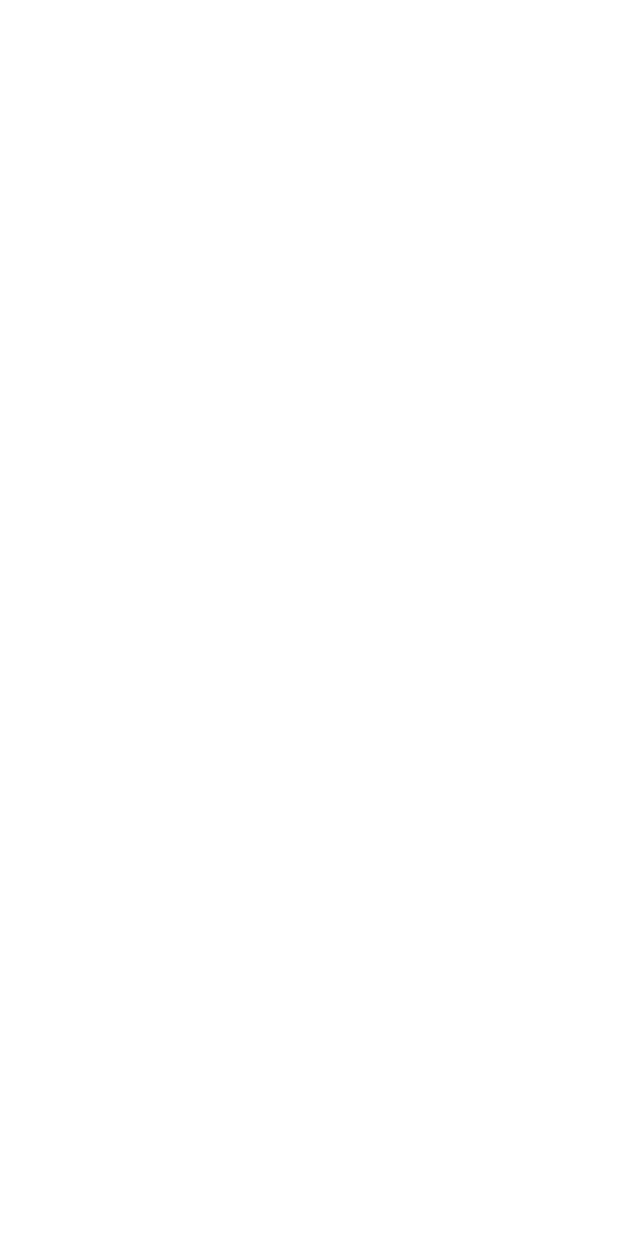
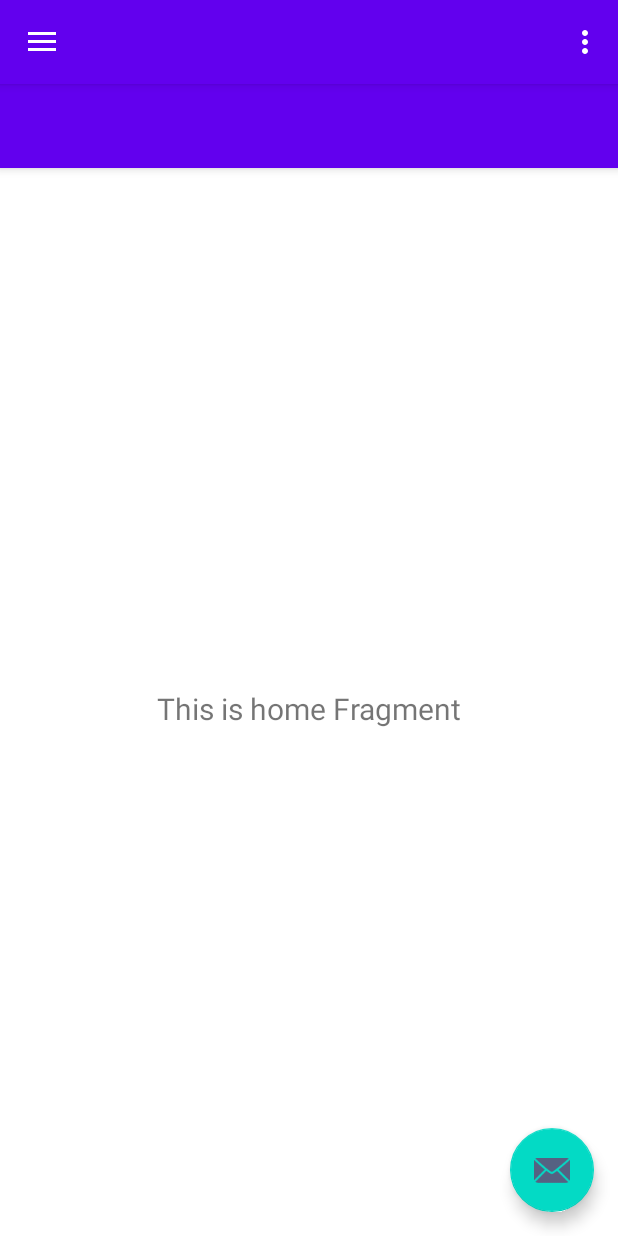
Before and after one commit to produzesistemas/appSaloonPartner, an Android app: the screen it shows after launch (MainActivity), on a phone screen of 412 x 824 dp. Before the commit the screen is empty. Run offline under Robolectric (Android 15) with nearby library versions, the phone set to English and light mode, and no system bars; our stand-ins replace CircleImageView, data binding, navigation-ui; 1 statement that could not run was skipped.

Commit message:
Ajustes nos layouts

```diff
--- a/app/build.gradle
+++ b/app/build.gradle
@@ -32,8 +32,9 @@ android {
     }
     buildFeatures {
         dataBinding true
-        viewBinding true
     }
+
+    buildToolsVersion '33.0.0'
 }
 
 dependencies {
--- a/app/src/main/java/com/produzesistemas/appsaloonpartner/MainActivity.kt
+++ b/app/src/main/java/com/produzesistemas/appsaloonpartner/MainActivity.kt
@@ -1,7 +1,11 @@
 package com.produzesistemas.appsaloonpartner
 
+import android.content.pm.PackageManager
 import android.os.Bundle
+import android.util.Log
 import android.view.Menu
+import android.view.View
+import android.widget.TextView
 import com.google.android.material.snackbar.Snackbar
 import com.google.android.material.navigation.NavigationView
 import androidx.navigation.findNavController
@@ -11,46 +15,55 @@ import androidx.navigation.ui.setupActionBarWithNavController
 import androidx.navigation.ui.setupWithNavController
 import androidx.drawerlayout.widget.DrawerLayout
 import androidx.appcompat.app.AppCompatActivity
+import androidx.appcompat.widget.Toolbar
+import androidx.lifecycle.Observer
+import androidx.lifecycle.ViewModelProvider
+import com.produzesistemas.appsaloonpartner.database.DataSourceUser
+import com.produzesistemas.appsaloonpartner.databinding.ActivityMainBinding
+import com.produzesistemas.appsaloonpartner.viewmodel.ViewModelMain
+import de.hdodenhof.circleimageview.CircleImageView
 
 class MainActivity : AppCompatActivity() {
 
     private lateinit var appBarConfiguration: AppBarConfiguration
-//    private lateinit var binding: ActivityMainBinding
+    private lateinit var binding: ActivityMainBinding
+    private lateinit var viewModelMain: ViewModelMain
 
     override fun onCreate(savedInstanceState: Bundle?) {
         super.onCreate(savedInstanceState)
+        setContentView(R.layout.activity_main)
+        try {
+            val toolbar: Toolbar = findViewById(R.id.toolbar)
+            val mTitle: TextView = toolbar.findViewById(R.id.toolbar_title);
+            setSupportActionBar(toolbar)
+            mTitle.text = toolbar.title
+            supportActionBar?.setDisplayShowTitleEnabled(false)
+            val drawerLayout: DrawerLayout = findViewById(R.id.drawer_layout)
+            val navView: NavigationView = findViewById(R.id.nav_view)
+            val navController = findNavController(R.id.nav_host_fragment)
+            appBarConfiguration = AppBarConfiguration(setOf(
+                R.id.nav_home), drawerLayout)
+            setupActionBarWithNavController(navController, appBarConfiguration)
+            navView.setupWithNavController(navController)
 
-//        binding = ActivityMainBinding.inflate(layoutInflater)
-//        setContentView(binding.root)
-//
-//        setSupportActionBar(binding.appBarMain.toolbar)
-//
-//        binding.appBarMain.fab.setOnClickListener { view ->
-//            Snackbar.make(view, "Replace with your own action", Snackbar.LENGTH_LONG)
-//                .setAction("Action", null).show()
-//        }
-//        val drawerLayout: DrawerLayout = binding.drawerLayout
-//        val navView: NavigationView = binding.navView
-//        val navController = findNavController(R.id.nav_host_fragment_content_main)
-//        // Passing each menu ID as a set of Ids because each
-//        // menu should be considered as top level destinations.
-//        appBarConfiguration = AppBarConfiguration(
-//            setOf(
-//                R.id.nav_home, R.id.nav_gallery, R.id.nav_slideshow
-//            ), drawerLayout
-//        )
-//        setupActionBarWithNavController(navController, appBarConfiguration)
-//        navView.setupWithNavController(navController)
+            viewModelMain = ViewModelProvider(this).get(ViewModelMain::class.java)
+            viewModelMain.title.observe(this, Observer {
+                mTitle.text = it
+            })
+
+        } catch (e: SecurityException) {
+            e.message?.let { Log.e("Exception: %s", it) }
+        }
     }
 
     override fun onCreateOptionsMenu(menu: Menu): Boolean {
         // Inflate the menu; this adds items to the action bar if it is present.
-//        menuInflater.inflate(R.menu.main, menu)
+        menuInflater.inflate(R.menu.main, menu)
         return true
     }
 
-//    override fun onSupportNavigateUp(): Boolean {
-////        val navController = findNavController(R.id.nav_host_fragment_content_main)
-//        return navController.navigateUp(appBarConfiguration) || super.onSupportNavigateUp()
-//    }
+    override fun onSupportNavigateUp(): Boolean {
+        val navController = findNavController(R.id.nav_host_fragment)
+        return navController.navigateUp(appBarConfiguration) || super.onSupportNavigateUp()
+    }
 }
--- /dev/null
+++ b/app/src/main/java/com/produzesistemas/appsaloonpartner/viewmodel/ViewModelMain.kt
@@ -0,0 +1,15 @@
+package com.produzesistemas.appsaloonpartner.viewmodel
+
+import androidx.lifecycle.MutableLiveData
+import androidx.lifecycle.ViewModel
+
+class ViewModelMain : ViewModel() {
+
+    val title: MutableLiveData<String> by lazy {
+        MutableLiveData<String>()
+    }
+
+    fun updateActionBarTitle(_title: String) {
+        title.postValue(_title)
+    }
+}
--- a/app/src/main/res/layout/activity_main.xml
+++ b/app/src/main/res/layout/activity_main.xml
@@ -1,6 +1,7 @@
 <?xml version="1.0" encoding="utf-8"?>
-<androidx.drawerlayout.widget.DrawerLayout xmlns:android="http://schemas.android.com/apk/res/android"
-    xmlns:app="http://schemas.android.com/apk/res-auto"
+<layout xmlns:app="http://schemas.android.com/apk/res-auto"
+    xmlns:android="http://schemas.android.com/apk/res/android">
+<androidx.drawerlayout.widget.DrawerLayout
     xmlns:tools="http://schemas.android.com/tools"
     android:id="@+id/drawer_layout"
     android:layout_width="match_parent"
@@ -23,3 +24,4 @@
         app:headerLayout="@layout/nav_header_main"
         app:menu="@menu/activity_main_drawer" />
 </androidx.drawerlayout.widget.DrawerLayout>
+</layout>
--- a/app/src/main/res/layout/app_bar_main.xml
+++ b/app/src/main/res/layout/app_bar_main.xml
@@ -15,8 +15,16 @@
             android:id="@+id/toolbar"
             android:layout_width="match_parent"
             android:layout_height="?attr/actionBarSize"
-            android:background="?attr/colorPrimary"
-            app:popupTheme="@style/Theme.AppSaloonPartner.PopupOverlay" />
+            app:popupTheme="@style/Theme.AppSaloonPartner.PopupOverlay">
+
+            <TextView
+                android:id="@+id/toolbar_title"
+                android:layout_width="wrap_content"
+                android:layout_height="wrap_content"
+                style="@style/TextStyleTitleActivity"
+                android:layout_gravity="center" />
+
+        </androidx.appcompat.widget.Toolbar>
 
     </com.google.android.material.appbar.AppBarLayout>
 
--- a/app/src/main/res/layout/content_main.xml
+++ b/app/src/main/res/layout/content_main.xml
@@ -1,6 +1,7 @@
 <?xml version="1.0" encoding="utf-8"?>
-<androidx.constraintlayout.widget.ConstraintLayout xmlns:android="http://schemas.android.com/apk/res/android"
-    xmlns:app="http://schemas.android.com/apk/res-auto"
+<layout xmlns:app="http://schemas.android.com/apk/res-auto"
+    xmlns:android="http://schemas.android.com/apk/res/android">
+<androidx.constraintlayout.widget.ConstraintLayout
     xmlns:tools="http://schemas.android.com/tools"
     android:layout_width="match_parent"
     android:layout_height="match_parent"
@@ -8,7 +9,7 @@
     tools:showIn="@layout/app_bar_main">
 
     <fragment
-        android:id="@+id/nav_host_fragment_content_main"
+        android:id="@+id/nav_host_fragment"
         android:name="androidx.navigation.fragment.NavHostFragment"
         android:layout_width="match_parent"
         android:layout_height="match_parent"
@@ -18,3 +19,4 @@
         app:layout_constraintTop_toTopOf="parent"
         app:navGraph="@navigation/mobile_navigation" />
 </androidx.constraintlayout.widget.ConstraintLayout>
+</layout>
--- a/app/src/main/res/layout/fragment_gallery.xml
+++ b/app/src/main/res/layout/fragment_gallery.xml
@@ -1,6 +1,7 @@
 <?xml version="1.0" encoding="utf-8"?>
-<androidx.constraintlayout.widget.ConstraintLayout xmlns:android="http://schemas.android.com/apk/res/android"
-    xmlns:app="http://schemas.android.com/apk/res-auto"
+<layout xmlns:app="http://schemas.android.com/apk/res-auto"
+    xmlns:android="http://schemas.android.com/apk/res/android">
+<androidx.constraintlayout.widget.ConstraintLayout
     xmlns:tools="http://schemas.android.com/tools"
     android:layout_width="match_parent"
     android:layout_height="match_parent"
@@ -20,3 +21,4 @@
         app:layout_constraintStart_toStartOf="parent"
         app:layout_constraintTop_toTopOf="parent" />
 </androidx.constraintlayout.widget.ConstraintLayout>
+</layout>
--- a/app/src/main/res/layout/fragment_home.xml
+++ b/app/src/main/res/layout/fragment_home.xml
@@ -1,6 +1,7 @@
 <?xml version="1.0" encoding="utf-8"?>
-<androidx.constraintlayout.widget.ConstraintLayout xmlns:android="http://schemas.android.com/apk/res/android"
-    xmlns:app="http://schemas.android.com/apk/res-auto"
+<layout xmlns:app="http://schemas.android.com/apk/res-auto"
+    xmlns:android="http://schemas.android.com/apk/res/android">
+<androidx.constraintlayout.widget.ConstraintLayout
     xmlns:tools="http://schemas.android.com/tools"
     android:layout_width="match_parent"
     android:layout_height="match_parent"
@@ -20,3 +21,4 @@
         app:layout_constraintStart_toStartOf="parent"
         app:layout_constraintTop_toTopOf="parent" />
 </androidx.constraintlayout.widget.ConstraintLayout>
+</layout>
--- a/app/src/main/res/layout/fragment_slideshow.xml
+++ b/app/src/main/res/layout/fragment_slideshow.xml
@@ -1,6 +1,7 @@
 <?xml version="1.0" encoding="utf-8"?>
-<androidx.constraintlayout.widget.ConstraintLayout xmlns:android="http://schemas.android.com/apk/res/android"
-    xmlns:app="http://schemas.android.com/apk/res-auto"
+<layout xmlns:app="http://schemas.android.com/apk/res-auto"
+    xmlns:android="http://schemas.android.com/apk/res/android">
+<androidx.constraintlayout.widget.ConstraintLayout
     xmlns:tools="http://schemas.android.com/tools"
     android:layout_width="match_parent"
     android:layout_height="match_parent"
@@ -20,3 +21,4 @@
         app:layout_constraintStart_toStartOf="parent"
         app:layout_constraintTop_toTopOf="parent" />
 </androidx.constraintlayout.widget.ConstraintLayout>
+</layout>
```
Also changed, not shown: app/src/main/AndroidManifest.xml (+9 -9 lines), app/src/main/res/layout/activity_login.xml (+4 -4 lines).
